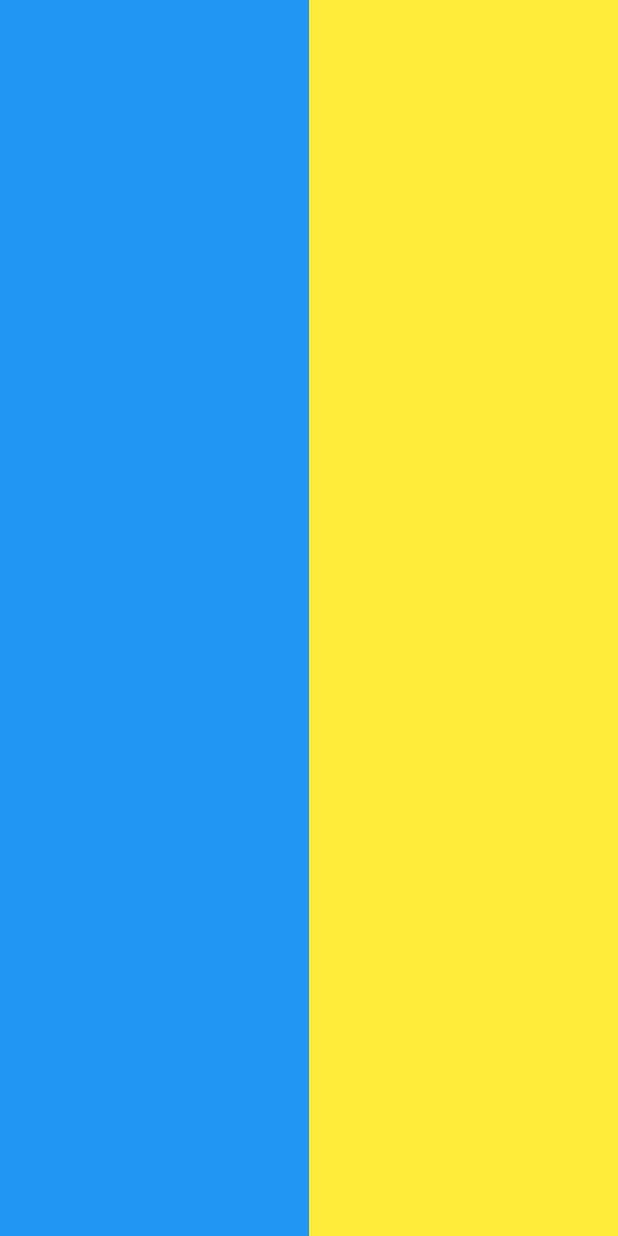
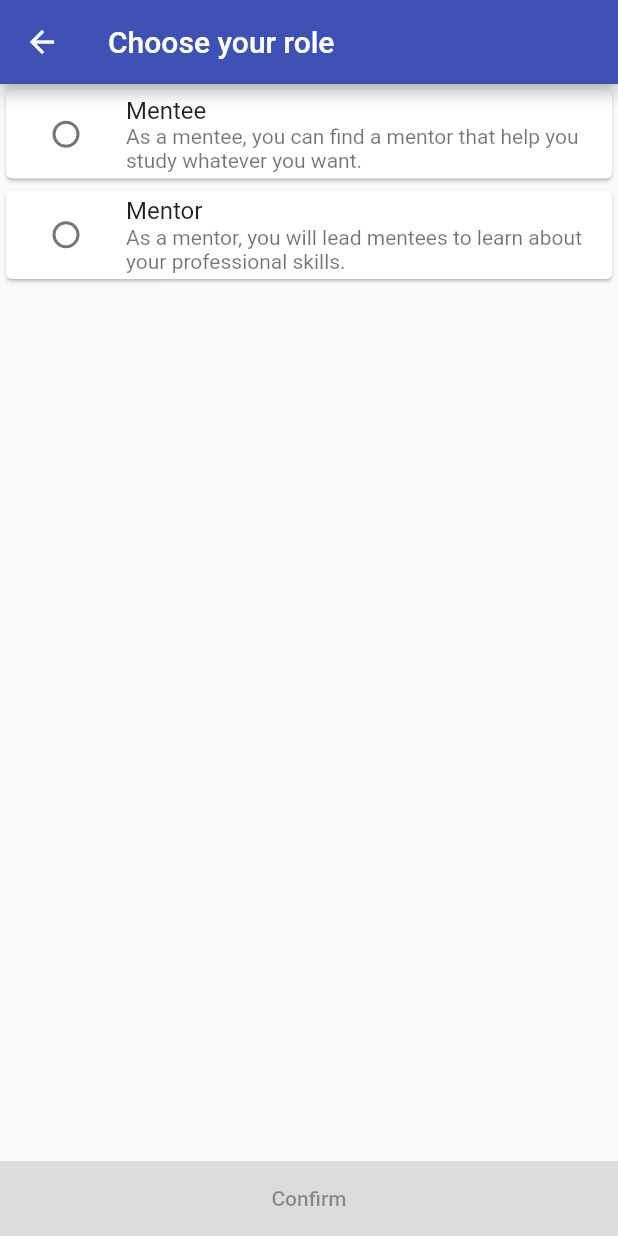
Before and after one commit to dscntou/solution-challenge-frontend, a Flutter app: the ChooseRolePage screen opened by its route, on a phone screen of 412 x 824 dp. Run offline on Flutter 3.47's test engine with Material 2 defaults, Android fonts, the phone set to English and light mode, and no system bars; our stand-ins replace dio, flutter_spinkit; missing offline and left inert: flutter_verification_code.

Commit message:
feat(choose-role-page): completed choose role page

```diff
--- a/src/app/lib/Pages/choose_role.dart
+++ b/src/app/lib/Pages/choose_role.dart
@@ -1,28 +1,117 @@
 import 'package:flutter/material.dart';
+import 'components/bottom_form_button.dart';
+import 'package:dio/dio.dart';
 
-class ChooseRolePage extends StatelessWidget {
+class ChooseRolePage extends StatefulWidget {
+  @override
+  _ChooseRolePageState createState() => _ChooseRolePageState();
+}
+
+class _ChooseRolePageState extends State<ChooseRolePage> {
+  String _role;
+  Map userProfile;
+
+  Future<void> _askedToConfirm() async {
+    switch (await showDialog<bool>(
+        context: context,
+        builder: (BuildContext context) {
+          return AlertDialog(
+            title: const Text('Confirm'),
+            content: SingleChildScrollView(
+                child: ListBody(
+              children: <Widget>[
+                Text('Are you sure want to be a $_role?'),
+              ],
+            )),
+            actions: <Widget>[
+              SimpleDialogOption(
+                onPressed: () {
+                  Navigator.pop(context, false);
+                },
+                child: Text('Eh...'),
+              ),
+              SimpleDialogOption(
+                onPressed: () {
+                  Navigator.pop(context, true);
+                },
+                child: Text(
+                  'Yes!',
+                  style: TextStyle(color: Theme.of(context).primaryColor),
+                ),
+              ),
+            ],
+          );
+        })) {
+      case true:
+        try {
+          final _dio = Dio();
+          await _dio.put(
+              'http://api.rexwu.tw/api/user/${userProfile['email']}',
+              data: {
+                'email': userProfile['email'],
+                'name': userProfile['name'],
+                'password': userProfile['encryptedPassword'],
+                'role': _role
+              });
+          Navigator.pop(context);
+        } catch (e) {
+          ScaffoldMessenger.of(context)
+              .showSnackBar(SnackBar(content: Text('Network Error.')));
+        }
+    }
+  }
+
   @override
   Widget build(BuildContext context) {
+    userProfile = (ModalRoute.of(context).settings.arguments as Map);
     return WillPopScope(
         onWillPop: () async {
-        ScaffoldMessenger.of(context)
-            .showSnackBar(SnackBar(content: Text('Some Text.')));
+          Navigator.popUntil(context, ModalRoute.withName('/'));
           return false;
         },
         child: Scaffold(
-/*
-        appBar: AppBar(
-          title: Text('Choose your role!'),
-          leading: const Icon(Icons.person),
+          appBar: AppBar(title: Text('Choose your role')),
+          body: Column(
+            children: <Widget>[
+              Card(
+                  child: ListTile(
+                leading: Radio(
+                  value: 'mentee',
+                  groupValue: _role,
+                  onChanged: (val) => setState(() {
+                    _role = val;
+                  }),
                 ),
-*/
-        body: Row(
-          children: <Widget>[
-            Expanded(child: Container(color: Colors.blue)),
-            Expanded(child: Container(color: Colors.yellow)),
+                title: Text('Mentee'),
+                subtitle: Text(
+                    'As a mentee, you can find a mentor that help you study whatever you want.'),
+              )),
+              Card(
+                child: ListTile(
+                  leading: Radio(
+                    value: 'mentor',
+                    groupValue: _role,
+                    onChanged: (val) => setState(() {
+                      _role = val;
+                    }),
+                  ),
+                  title: Text('Mentor'),
+                  subtitle: Text(
+                      'As a mentor, you will lead mentees to learn about your professional skills.'),
+                ),
+              ),
+              Spacer(),
+              Row(
+                children: [
+                  RectengleButton(
+                    text: 'Confirm',
+                    color: Theme.of(context).primaryColor,
+                    press: _role != null ? _askedToConfirm : null,
+                  ),
                 ],
               ),
+            ],
           ),
-    );
+        ));
   }
 }
```
Also changed, not shown: src/app/lib/Pages/home.dart (+25 -13 lines). Lines whose indentation alone changed are shown as unchanged.
